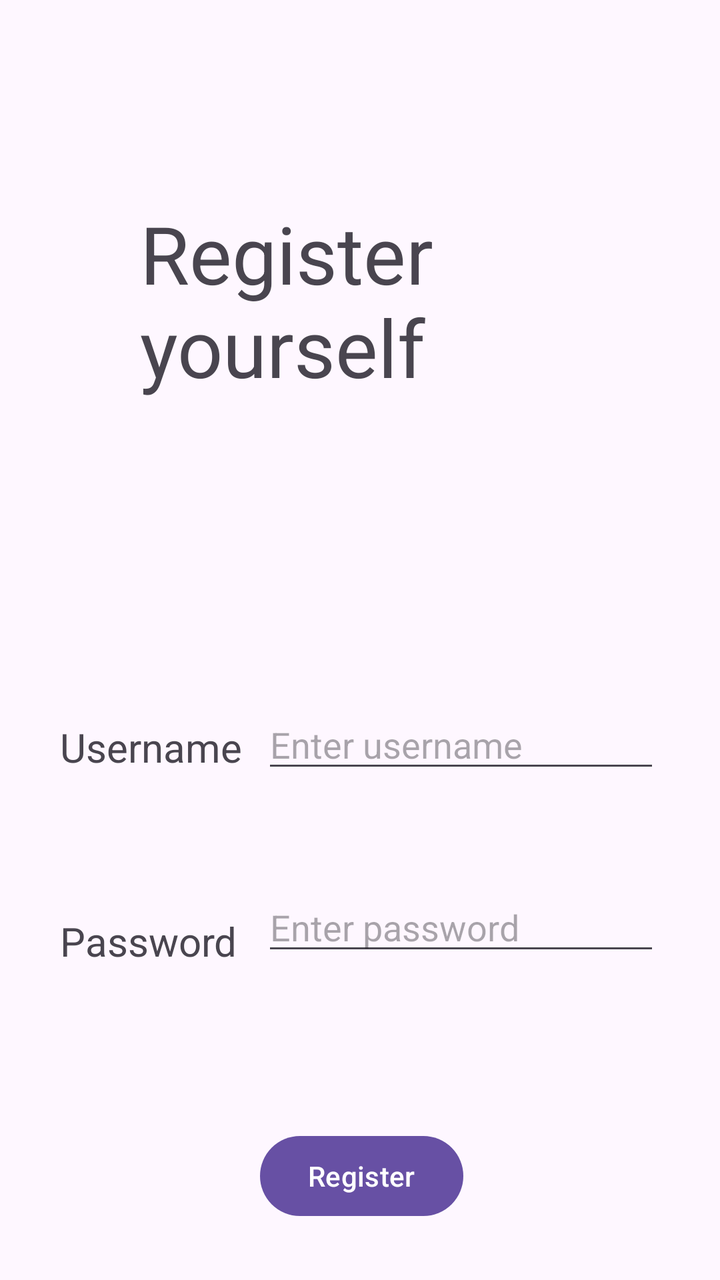
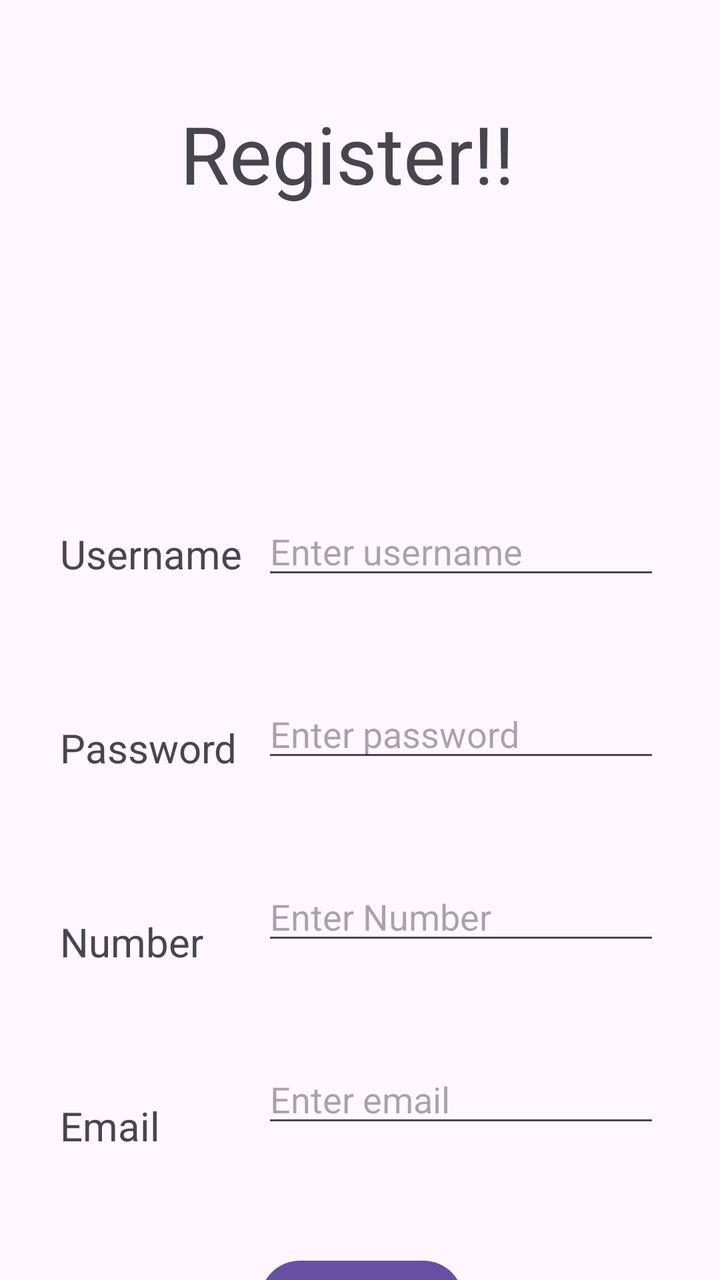

Before-and-after screenshots of an Android layout around one commit, followed by the original layout XML and the change that was made.
<!-- AndroidManifest.xml: application theme Theme.Kotlin_MVVM_Retrofit -->
<!-- res/layout/signup_page.xml -->
<?xml version="1.0" encoding="utf-8"?>
<androidx.constraintlayout.widget.ConstraintLayout xmlns:android="http://schemas.android.com/apk/res/android"
    android:layout_width="match_parent"
    android:layout_height="match_parent"
    xmlns:app="http://schemas.android.com/apk/res-auto">


    <androidx.constraintlayout.widget.Guideline
        android:layout_width="wrap_content"
        android:layout_height="wrap_content"
        android:orientation="vertical"
        app:layout_constraintGuide_begin="30dp"
        android:id="@+id/leftguideLinesignup"

       />


    <androidx.constraintlayout.widget.Guideline
        android:layout_width="wrap_content"
        android:layout_height="wrap_content"
        android:orientation="vertical"
        app:layout_constraintGuide_end="30dp"
        android:id="@+id/rightGuideLinesignup"/>


    <androidx.constraintlayout.widget.Barrier
        android:layout_width="wrap_content"
        android:layout_height="wrap_content"
        app:barrierDirection="end"


        android:id="@+id/signupBarrier"
        app:constraint_referenced_ids="signuppasstv,signupnametv"/>





    <TextView
        android:layout_width="0dp"
        android:layout_height="wrap_content"
        android:text="Register yourself"
        android:id="@+id/registertv"
        android:textSize="40dp"
        android:layout_marginTop="100dp"
        android:layout_marginLeft="40dp"
        app:layout_constraintStart_toStartOf="@id/leftguideLinesignup"
        app:layout_constraintTop_toTopOf="parent"
        app:layout_constraintBottom_toTopOf="@id/signupnametv"
        app:layout_constraintEnd_toEndOf="parent"/>



    <TextView
        android:layout_width="0dp"
        android:layout_height="wrap_content"
        android:id="@+id/signupnametv"
        android:layout_marginTop="150dp"
        android:paddingTop="10dp"
        android:textSize="20sp"
        app:layout_constraintStart_toStartOf="@id/leftguideLinesignup"

        app:layout_constraintTop_toBottomOf="@id/registertv"
        android:text="Username"/>

    <EditText
        android:layout_width="0dp"
        android:layout_height="wrap_content"
        android:id="@+id/signupnameet"
        android:hint="Enter username"
        app:layout_constraintEnd_toEndOf="@id/rightGuideLinesignup"
        android:layout_marginTop="150dp"
        android:layout_marginLeft="10dp"



        app:layout_constraintStart_toEndOf="@id/signupBarrier"
        app:layout_constraintTop_toBottomOf="@id/registertv"
        />


    <TextView
        android:layout_width="0dp"
        android:layout_height="wrap_content"
        android:id="@+id/signuppasstv"
        android:layout_marginTop="50dp"
        android:textSize="20sp"
        app:layout_constraintStart_toStartOf="@id/leftguideLinesignup"
        android:paddingTop="20dp"

        app:layout_constraintTop_toBottomOf="@id/signupnametv"

        android:text="Password"/>

    <EditText
        android:layout_width="0dp"
        android:layout_height="wrap_content"
        android:id="@+id/signuppasset"
        android:layout_marginTop="50dp"
        android:inputType="textPassword"
        app:layout_constraintEnd_toEndOf="@id/rightGuideLinesignup"
        app:layout_constraintStart_toEndOf="@id/signupBarrier"
        android:layout_marginLeft="10dp"
        app:layout_constraintTop_toBottomOf="@id/signupnameet"
        android:hint="Enter password"/>



    <Button
        android:layout_width="0dp"
        android:layout_height="wrap_content"
        android:text="Register"
        android:id="@+id/sigupButton"
        app:layout_constraintStart_toEndOf="@id/leftguideLinesignup"
        android:layout_marginLeft="100dp"
        android:layout_marginTop="80dp"
        app:layout_constraintTop_toBottomOf="@id/signuppasstv"/>





</androidx.constraintlayout.widget.ConstraintLayout>
<!-- resources referenced by this layout -->
<resources>
  <style name="Theme.Kotlin_MVVM_Retrofit" parent="Base.Theme.Kotlin_MVVM_Retrofit" />
  <style name="Base.Theme.Kotlin_MVVM_Retrofit" parent="Theme.Material3.DayNight.NoActionBar">
          
          
      </style>
</resources>

<!-- the commit's change to res/layout/signup_page.xml (unified diff, before → after) -->
@@ -30,7 +30,7 @@
 
 
         android:id="@+id/signupBarrier"
-        app:constraint_referenced_ids="signuppasstv,signupnametv"/>
+        app:constraint_referenced_ids="signuppasstv,signupnametv,signupEmail,signupNum"/>
 
 
 
@@ -39,11 +39,11 @@
     <TextView
         android:layout_width="0dp"
         android:layout_height="wrap_content"
-        android:text="Register yourself"
+        android:text="Register!!"
         android:id="@+id/registertv"
         android:textSize="40dp"
-        android:layout_marginTop="100dp"
-        android:layout_marginLeft="40dp"
+        android:layout_marginTop="50dp"
+        android:layout_marginLeft="60dp"
         app:layout_constraintStart_toStartOf="@id/leftguideLinesignup"
         app:layout_constraintTop_toTopOf="parent"
         app:layout_constraintBottom_toTopOf="@id/signupnametv"
@@ -106,6 +106,57 @@
 
 
 
+    <TextView
+        android:layout_width="0dp"
+        android:layout_height="wrap_content"
+        android:id="@+id/signupNum"
+        android:text="Number"
+        android:layout_marginTop="50dp"
+        android:textSize="20sp"
+        app:layout_constraintStart_toEndOf="@id/leftguideLinesignup"
+        android:paddingTop="20dp"
+
+        app:layout_constraintTop_toBottomOf="@id/signuppasstv"/>
+
+    <EditText
+        android:layout_width="0dp"
+        android:layout_height="wrap_content"
+        android:id="@+id/signupNumet"
+        android:hint="Enter Number"
+        android:inputType="number"
+        android:layout_marginLeft="10dp"
+        android:layout_marginTop="50dp"
+        app:layout_constraintStart_toEndOf="@id/signupBarrier"
+        app:layout_constraintEnd_toEndOf="@id/rightGuideLinesignup"
+        app:layout_constraintTop_toBottomOf="@id/signuppasset"/>
+
+
+
+    <TextView
+        android:layout_width="0dp"
+        android:layout_height="wrap_content"
+        android:id="@+id/signupEmail"
+        android:text="Email"
+        android:paddingTop="20dp"
+        android:layout_marginTop="45dp"
+        android:textSize="20sp"
+        app:layout_constraintStart_toEndOf="@id/leftguideLinesignup"
+
+        app:layout_constraintTop_toBottomOf="@id/signupNum"/>
+
+    <EditText
+        android:layout_width="0dp"
+        android:layout_height="wrap_content"
+        android:id="@+id/signupEmailet"
+        android:inputType="textEmailAddress"
+        android:layout_marginLeft="10dp"
+        android:hint="Enter email"
+        android:layout_marginTop="50dp"
+        app:layout_constraintStart_toEndOf="@id/signupBarrier"
+
+        app:layout_constraintEnd_toEndOf="@id/rightGuideLinesignup"
+        app:layout_constraintTop_toBottomOf="@id/signupNumet"/>
+
     <Button
         android:layout_width="0dp"
         android:layout_height="wrap_content"
@@ -113,8 +164,8 @@
         android:id="@+id/sigupButton"
         app:layout_constraintStart_toEndOf="@id/leftguideLinesignup"
         android:layout_marginLeft="100dp"
-        android:layout_marginTop="80dp"
-        app:layout_constraintTop_toBottomOf="@id/signuppasstv"/>
+        android:layout_marginTop="50dp"
+        app:layout_constraintTop_toBottomOf="@id/signupEmail"/>
 
 
 
